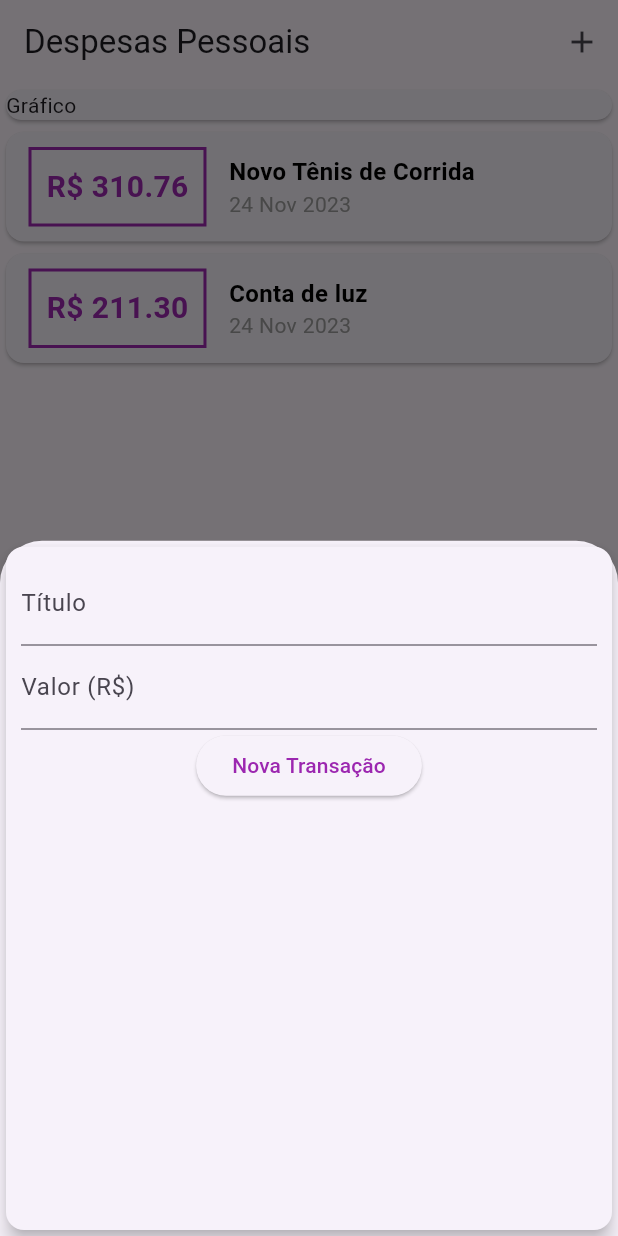
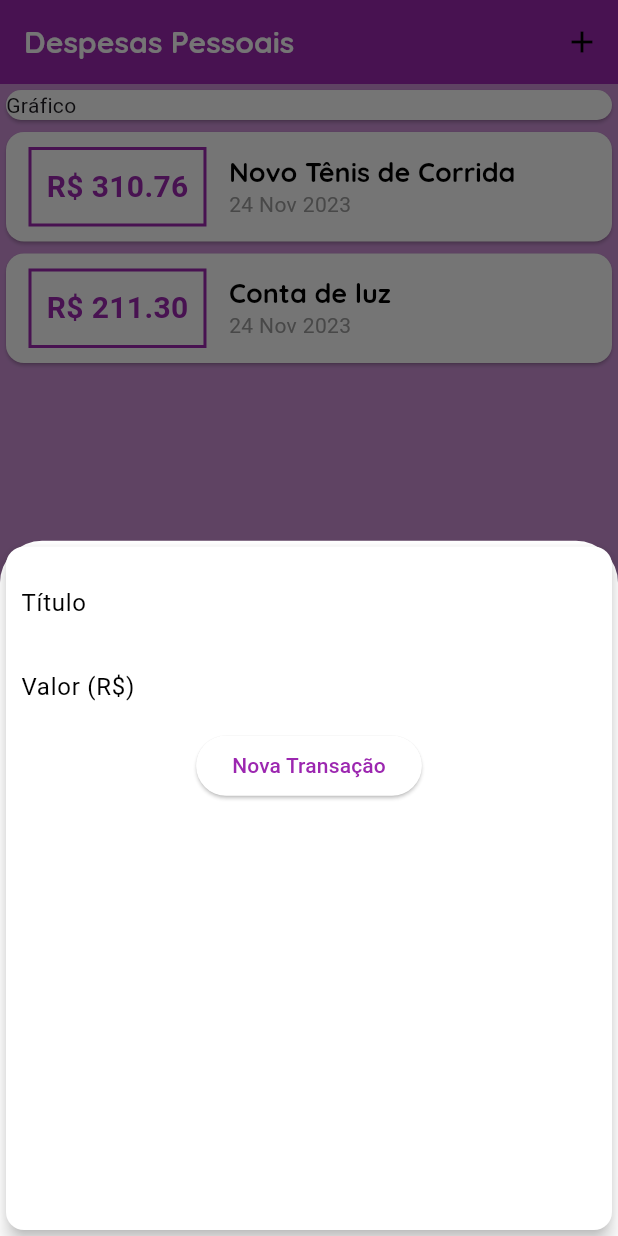
Before and after one commit to GoedertDalmolin/expenses, a Flutter app: the screen it shows after launch, after a tap on the "add" icon, on a phone screen of 412 x 824 dp. Run offline on Flutter 3.47's test engine with Material 3 defaults, Android fonts, the phone set to English and light mode, and no system bars; our stand-ins replace google_fonts.

Commit message:
Added ThemeData to the App. Updated README.md.

```diff
--- a/lib/components/transaction_form.dart
+++ b/lib/components/transaction_form.dart
@@ -49,7 +49,7 @@ class _TransactionFormState extends State<TransactionForm> {
                 onPressed: _submitForm,
                 child: Text(
                   'Nova Transação',
-                  style: TextStyle(color: Colors.purple),
+                  style: TextStyle(color: Theme.of(context).colorScheme.primary,),
                 ))
           ],
         ),
--- a/lib/components/transaction_list.dart
+++ b/lib/components/transaction_list.dart
@@ -31,11 +31,7 @@ class TransactionList extends StatelessWidget {
                   children: [
                     Text(
                       transactions[index].title,
-                      style: TextStyle(
-                        color: Colors.black,
-                        fontSize: 16,
-                        fontWeight: FontWeight.bold,
-                      ),
+                      style:Theme.of(context).textTheme.titleLarge,
                     ),
                     Text(
                       DateFormat('d MMM y').format(transactions[index].date),
--- a/lib/main.dart
+++ b/lib/main.dart
@@ -4,6 +4,7 @@ import 'package:expenses/components/transaction_form.dart';
 import 'package:expenses/components/transaction_list.dart';
 import 'package:expenses/models/transaction.dart';
 import 'package:flutter/material.dart';
+import 'package:google_fonts/google_fonts.dart';
 
 main() => runApp(const ExpensesApp());
 
@@ -14,6 +15,27 @@ class ExpensesApp extends StatelessWidget {
   Widget build(BuildContext context) {
     return MaterialApp(
       home: MyHomePage(),
+      theme: ThemeData(
+        useMaterial3: true,
+        fontFamily: GoogleFonts.getFont('Quicksand').fontFamily,
+        colorScheme: ColorScheme.fromSwatch(
+          primarySwatch: Colors.purple,
+          accentColor: Colors.amber,
+          // backgroundColor: Colors.red,
+        ),
+        textTheme: ThemeData.light().textTheme.copyWith(
+                titleLarge: TextStyle(
+              fontFamily: GoogleFonts.getFont('Quicksand').fontFamily,
+              fontSize: 18,
+              fontWeight: FontWeight.bold,
+            )),
+        appBarTheme: AppBarTheme(
+            titleTextStyle: TextStyle(
+          fontFamily: GoogleFonts.getFont('Quicksand').fontFamily,
+          fontSize: 20,
+          fontWeight: FontWeight.bold,
+        )),
+      ),
     );
   }
 }
@@ -67,11 +89,17 @@ class _MyHomePageState extends State<MyHomePage> {
   @override
   Widget build(BuildContext context) {
     return Scaffold(
+      backgroundColor: Theme.of(context).colorScheme.background,
       appBar: AppBar(
         title: const Text('Despesas Pessoais'),
-        actions: [IconButton(onPressed: () {
-          _openTransactionFormModal(context);
-        }, icon: Icon(Icons.add))],
+        actions: [
+          IconButton(
+              onPressed: () {
+                _openTransactionFormModal(context);
+              },
+              icon: Icon(Icons.add))
+        ],
+        backgroundColor: Theme.of(context).colorScheme.primary,
       ),
       floatingActionButton: FloatingActionButton(
         child: Icon(Icons.add),
--- a/pubspec.yaml
+++ b/pubspec.yaml
@@ -31,6 +31,7 @@ dependencies:
   flutter:
     sdk: flutter
   intl: ^0.18.1
+  google_fonts: ^6.1.0
 
 
   # The following adds the Cupertino Icons font to your application.
```
Also changed, not shown: pubspec.lock, 2 other files.
